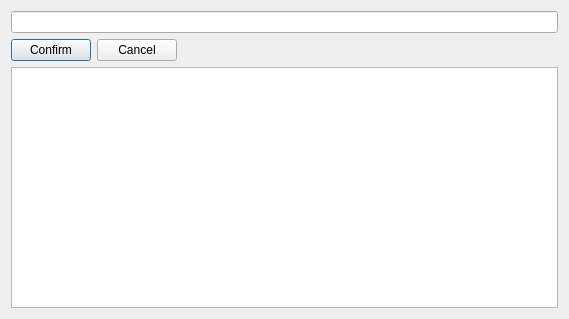
Qt form boardselector.ui (bupticybee/TexasSolver) before a commit.
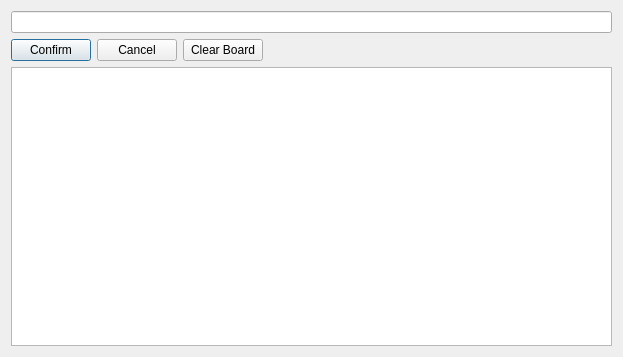
The same form after that commit. Custom widgets are drawn as their Qt base class.

Commit message: :new: finish building board selector

Diff of the .ui file:
```diff
--- a/boardselector.ui
+++ b/boardselector.ui
@@ -6,8 +6,8 @@
    <rect>
     <x>0</x>
     <y>0</y>
-    <width>569</width>
-    <height>319</height>
+    <width>623</width>
+    <height>357</height>
    </rect>
   </property>
   <property name="windowTitle">
@@ -37,6 +37,13 @@
        </property>
       </widget>
      </item>
+     <item>
+      <widget class="QPushButton" name="clearBoardButton">
+       <property name="text">
+        <string>Clear Board</string>
+       </property>
+      </widget>
+     </item>
      <item>
       <spacer name="horizontalSpacer">
        <property name="orientation">
@@ -55,12 +62,26 @@
    <item>
     <layout class="QHBoxLayout" name="horizontalLayout_3">
      <item>
-      <widget class="QTableView" name="boardSelectorTable"/>
+      <widget class="HtmlTableView" name="boardSelectorTable">
+       <attribute name="horizontalHeaderVisible">
+        <bool>false</bool>
+       </attribute>
+       <attribute name="verticalHeaderVisible">
+        <bool>false</bool>
+       </attribute>
+      </widget>
      </item>
     </layout>
    </item>
   </layout>
  </widget>
+ <customwidgets>
+  <customwidget>
+   <class>HtmlTableView</class>
+   <extends>QTableView</extends>
+   <header>htmltableview.h</header>
+  </customwidget>
+ </customwidgets>
  <resources/>
  <connections/>
 </ui>
```
Left out of the diff: 6 changed lines with no effect on the pictures. The commit also changes 8 other files.
